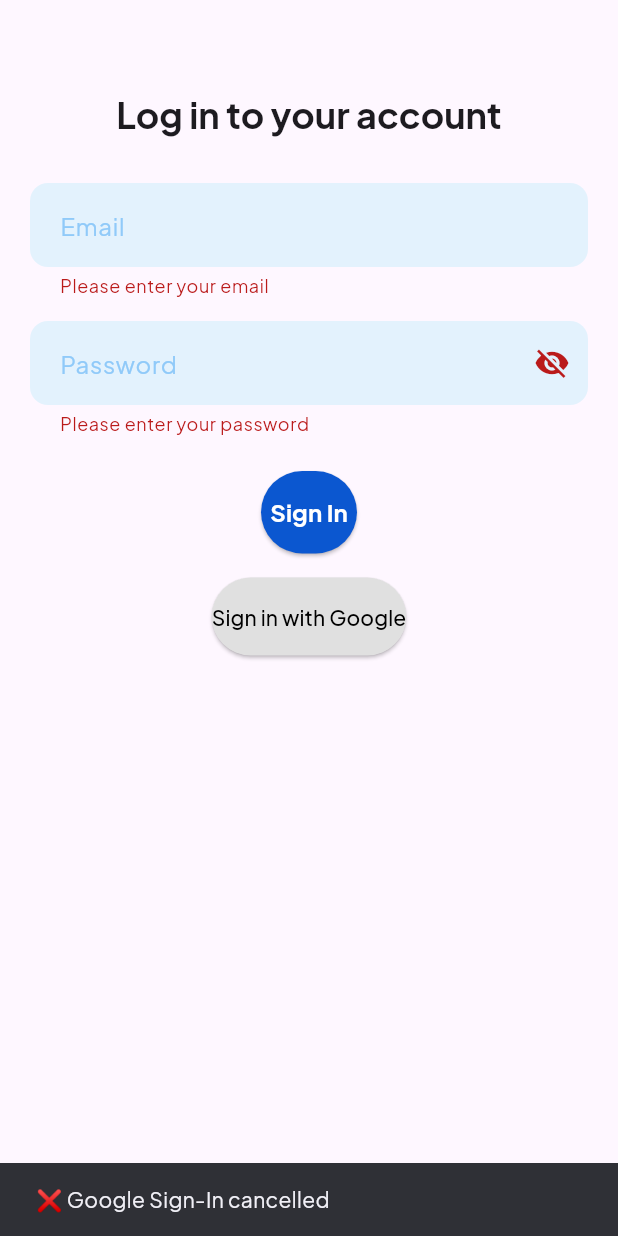
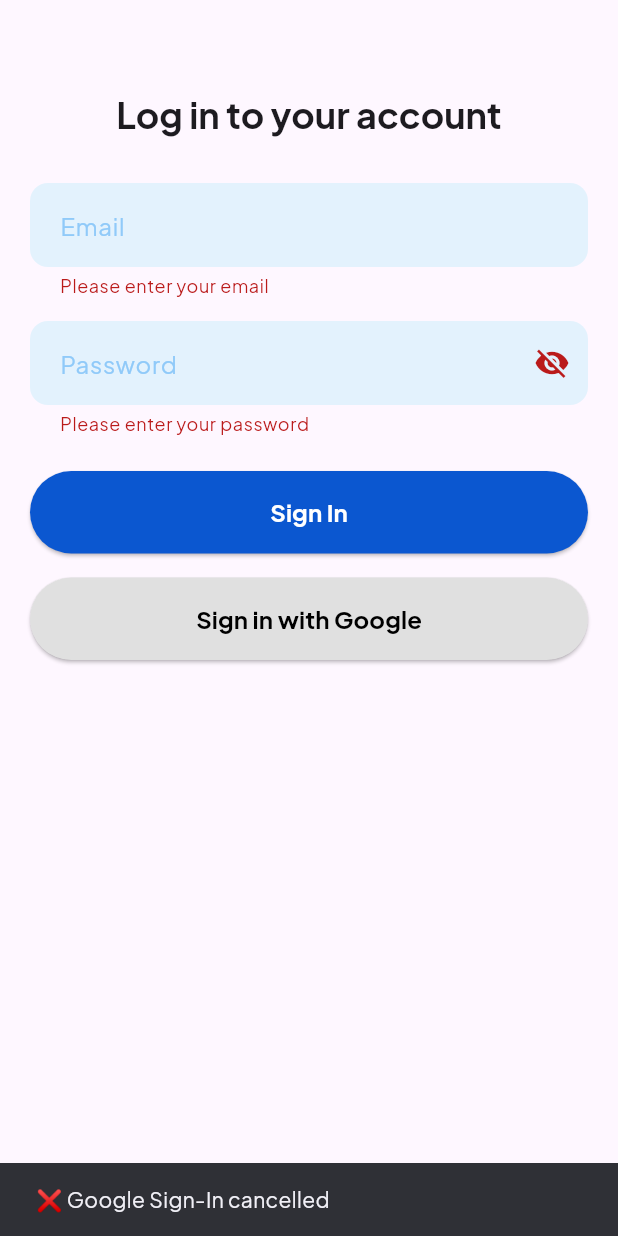
Before and after one commit to momen-mahmoud/social_feed, a Flutter app: the SigninPage screen opened by its route, after a tap on "Sign In", after a tap on "Sign in with Google", on a phone screen of 412 x 824 dp. Run offline on Flutter 3.47's test engine with Material 3 defaults, Android fonts, the light colour scheme and no system bars; our stand-ins replace cloud_firestore, dotted_border, firebase_auth, firebase_core, font_awesome_flutter, google_fonts and 3 more; accounts and stored records are empty; network calls fail.

Commit message:
final version v2

```diff
--- a/lib/features/auth/pressention/signin_page.dart
+++ b/lib/features/auth/pressention/signin_page.dart
@@ -1,6 +1,7 @@
 import 'package:flutter/material.dart';
 import 'package:firebase_auth/firebase_auth.dart';
 import 'package:google_sign_in/google_sign_in.dart';
+
 import '../../feed/pressention/widgets/textfield.dart';
 
 class SigninPage extends StatefulWidget {
@@ -15,9 +16,7 @@ class _SigninPageState extends State<SigninPage> {
   final _emailController = TextEditingController();
   final _passwordController = TextEditingController();
   final FirebaseAuth _auth = FirebaseAuth.instance;
-
   bool _isLoading = false;
-
   @override
   void dispose() {
     _emailController.dispose();
@@ -25,47 +24,33 @@ class _SigninPageState extends State<SigninPage> {
     super.dispose();
   }
 
-  InputDecoration _inputDecoration(String hint) {
-    return InputDecoration(
-      hintText: hint,
-      filled: true,
-      fillColor: Colors.blue[50],
-      border: OutlineInputBorder(
-        borderRadius: BorderRadius.circular(12),
-        borderSide: BorderSide.none,
-      ),
-    );
-  }
-
-  /// Email/Password Sign-In
   Future<void> _submitForm() async {
-    if (!_formKey.currentState!.validate()) return;
-
+    if (_formKey.currentState!.validate()) {
       setState(() => _isLoading = true);
-
       try {
         await _auth.signInWithEmailAndPassword(
           email: _emailController.text.trim(),
           password: _passwordController.text.trim(),
         );
-
-      Navigator.pushReplacementNamed(context, '/feed');
-
         ScaffoldMessenger.of(context).showSnackBar(
           const SnackBar(content: Text("✅ Signed in successfully")),
         );
       } on FirebaseAuthException catch (e) {
-      ScaffoldMessenger.of(context)
-          .showSnackBar(SnackBar(content: Text("❌ ${e.message}")));
+        ScaffoldMessenger.of(
+          context,
+        ).showSnackBar(SnackBar(content: Text("❌ ${e.message}")));
       } finally {
         setState(() => _isLoading = false);
       }
     }
+  }
 
-  /// Google Sign-In
   Future<void> _signInWithGoogle() async {
     try {
-      final googleUser = await GoogleSignIn().signIn();
+      // Optional: sign out any previous Google session
+      await GoogleSignIn().signOut();
+
+      final GoogleSignInAccount? googleUser = await GoogleSignIn().signIn();
       if (googleUser == null) {
         ScaffoldMessenger.of(context).showSnackBar(
           const SnackBar(content: Text("❌ Google Sign-In cancelled")),
@@ -73,25 +58,35 @@ class _SigninPageState extends State<SigninPage> {
         return;
       }
 
-      final googleAuth = await googleUser.authentication;
+      final GoogleSignInAuthentication googleAuth =
+          await googleUser.authentication;
+
       final credential = GoogleAuthProvider.credential(
         accessToken: googleAuth.accessToken,
         idToken: googleAuth.idToken,
       );
 
-      await _auth.signInWithCredential(credential);
+      final userCredential = await _auth.signInWithCredential(credential);
 
+      if (userCredential.user != null && mounted) {
         ScaffoldMessenger.of(context).showSnackBar(
           const SnackBar(content: Text("✅ Signed in with Google")),
         );
 
         Navigator.pushReplacementNamed(context, '/feed');
+      } else {
+        ScaffoldMessenger.of(context).showSnackBar(
+          const SnackBar(content: Text("❌ Google sign-in failed")),
+        );
+      }
     } on FirebaseAuthException catch (e) {
-      ScaffoldMessenger.of(context)
-          .showSnackBar(SnackBar(content: Text("❌ Firebase Error: ${e.message}")));
+      ScaffoldMessenger.of(
+        context,
+      ).showSnackBar(SnackBar(content: Text("❌ Firebase Error: ${e.message}")));
     } catch (e) {
-      ScaffoldMessenger.of(context)
-          .showSnackBar(SnackBar(content: Text("❌ Something went wrong: $e")));
+      ScaffoldMessenger.of(
+        context,
+      ).showSnackBar(SnackBar(content: Text("❌ Something went wrong: $e")));
     }
   }
 
@@ -113,6 +108,7 @@ class _SigninPageState extends State<SigninPage> {
                 ),
               ),
               const SizedBox(height: 30),
+
               Expanded(
                 child: SingleChildScrollView(
                   child: Form(
@@ -124,13 +120,12 @@ class _SigninPageState extends State<SigninPage> {
                           hint: "Email",
                           keyboardType: TextInputType.emailAddress,
                           validator: (value) {
-                            if (value == null || value.trim().isEmpty) {
+                            if (value == null || value.trim().isEmpty)
                               return "Please enter your email";
-                            }
-                            if (!RegExp(r"^[\w-.]+@([\w-]+\.)+[\w]{2,4}$")
-                                .hasMatch(value)) {
+                            if (!RegExp(
+                              r"^[\w-.]+@([\w-]+\.)+[\w]{2,4}$",
+                            ).hasMatch(value))
                               return "Enter a valid email";
-                            }
                             return null;
                           },
                         ),
@@ -140,18 +135,16 @@ class _SigninPageState extends State<SigninPage> {
                           hint: "Password",
                           isPassword: true,
                           validator: (value) {
-                            if (value == null || value.isEmpty) {
+                            if (value == null || value.isEmpty)
                               return "Please enter your password";
-                            }
-                            if (value.length < 6) {
+                            if (value.length < 6)
                               return "Password must be at least 6 characters";
-                            }
                             return null;
                           },
                         ),
                         const SizedBox(height: 24),
+
                         ElevatedButton(
-                          onPressed: _isLoading ? null : _submitForm,
                           style: ElevatedButton.styleFrom(
                             backgroundColor: const Color(0xFF0B57D0),
                             shape: RoundedRectangleBorder(
@@ -159,9 +152,15 @@ class _SigninPageState extends State<SigninPage> {
                             ),
                             padding: const EdgeInsets.symmetric(vertical: 16),
                           ),
+                          onPressed: _isLoading ? null : _submitForm,
                           child: _isLoading
-                              ? const CircularProgressIndicator(color: Colors.white)
-                              : const Text(
+                              ? const CircularProgressIndicator(
+                                  color: Colors.white,
+                                )
+                              : Row(
+                                  mainAxisAlignment: MainAxisAlignment.center,
+                                  children: [
+                                    const Text(
                                       "Sign In",
                                       style: TextStyle(
                                         fontSize: 16,
@@ -169,10 +168,12 @@ class _SigninPageState extends State<SigninPage> {
                                         color: Colors.white,
                                       ),
                                     ),
+                                  ],
+                                ),
                         ),
                         const SizedBox(height: 16),
+
                         ElevatedButton(
-                          onPressed: _signInWithGoogle,
                           style: ElevatedButton.styleFrom(
                             backgroundColor: Colors.grey[300],
                             foregroundColor: Colors.black,
@@ -181,7 +182,19 @@ class _SigninPageState extends State<SigninPage> {
                             ),
                             padding: const EdgeInsets.symmetric(vertical: 16),
                           ),
-                          child: const Text("Sign in with Google"),
+                          onPressed: _signInWithGoogle,
+                          child: Row(
+                            mainAxisAlignment: MainAxisAlignment.center,
+                            children: [
+                              const Text(
+                                "Sign in with Google",
+                                style: TextStyle(
+                                  fontSize: 16,
+                                  fontWeight: FontWeight.bold,
+                                ),
+                              ),
+                            ],
+                          ),
                         ),
                       ],
                     ),
--- a/lib/features/feed/pressention/widgets/nav_bar.dart
+++ b/lib/features/feed/pressention/widgets/nav_bar.dart
@@ -60,7 +60,7 @@ class CustomBottomNavBar extends StatelessWidget {
             : null,
         child: Icon(
           icon,
-          size: 30, // bigger size if selected
+          size: 30,
         ),
       ),
       label: '',
--- a/lib/features/feed/pressention/widgets/users_section.dart
+++ b/lib/features/feed/pressention/widgets/users_section.dart
@@ -32,7 +32,7 @@ class SuggestedUsersRow extends StatelessWidget {
                 padding: const EdgeInsets.symmetric(horizontal: 5),
                 scrollDirection: Axis.horizontal,
                 itemCount: users.length,
-                separatorBuilder: (_, __) => const SizedBox(width: 4),
+                separatorBuilder: (context, i) => const SizedBox(width: 4),
                 itemBuilder: (context, i) {
                   final u = users[i];
                   return SizedBox(
@@ -42,7 +42,9 @@ class SuggestedUsersRow extends StatelessWidget {
                         CircleAvatar(
                           radius: 28,
                           backgroundImage: NetworkImage(u.avatarUrl),
-                          onBackgroundImageError: (_, __) {},
+                          onBackgroundImageError: (context, error) {
+                            debugPrint('Error loading avatar: $error');
+                          },
                         ),
                         const SizedBox(height: 6),
                         Text(
--- a/lib/routing/app_router.dart
+++ b/lib/routing/app_router.dart
@@ -3,7 +3,6 @@ import '../features/auth/pressention/signin_page.dart';
 import '../features/auth/pressention/signup_page.dart';
 import '../features/feed/pressention/feed_page.dart';
 import '../features/feed/pressention/post_screen.dart';
-
 
 class AppRoutes {
   static const String signUp = '/signup';
@@ -14,7 +13,7 @@ class AppRoutes {
   static Map<String, WidgetBuilder> routes = {
     signUp: (context) => const SignupPage(),
     signIn: (context) => const SigninPage(),
-    feed: (context) =>  FeedPage(),
+    feed: (context) => const FeedPage(),
     post: (context) => const CreatePost(),
   };
 }
```
Also changed, not shown: lib/core/widgets/app_banner_ad.dart (+9 -35 lines), lib/features/auth/pressention/signup_page.dart (+22 -23 lines), lib/features/feed/pressention/feed_page.dart (+10 -35 lines), lib/features/feed/pressention/post_screen.dart (+6 -8 lines), lib/features/feed/pressention/widgets/post_card.dart (+7 -5 lines), lib/features/feed/pressention/widgets/post_service.dart (+5 -5 lines). Lines whose indentation alone changed are shown as unchanged.
